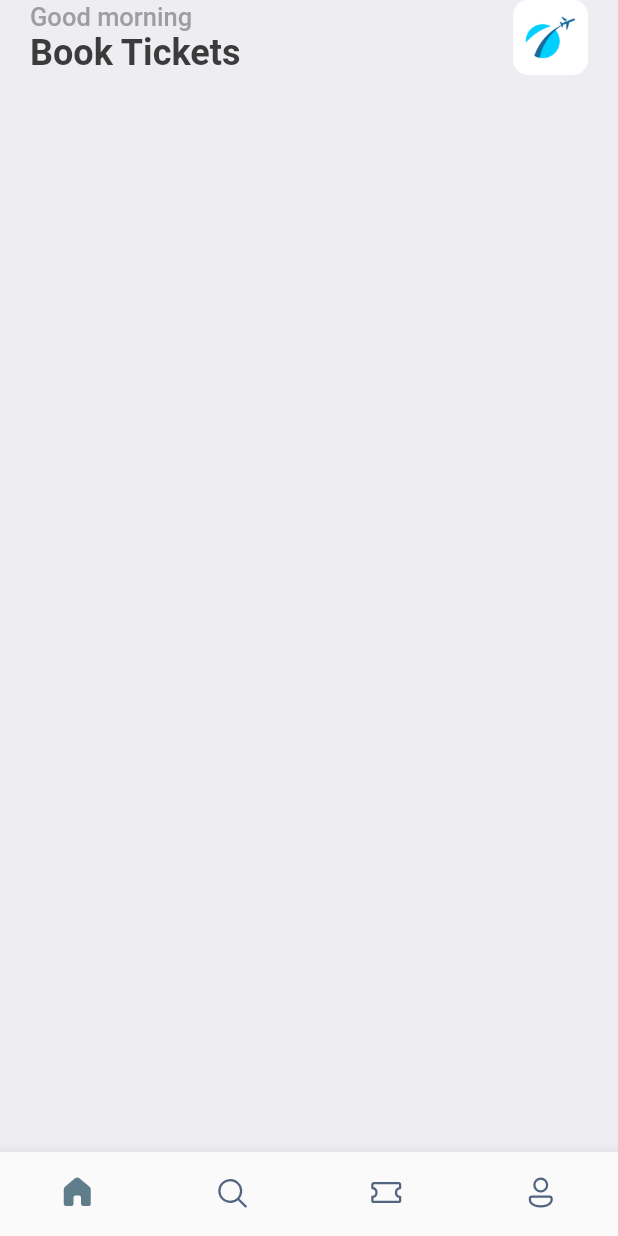
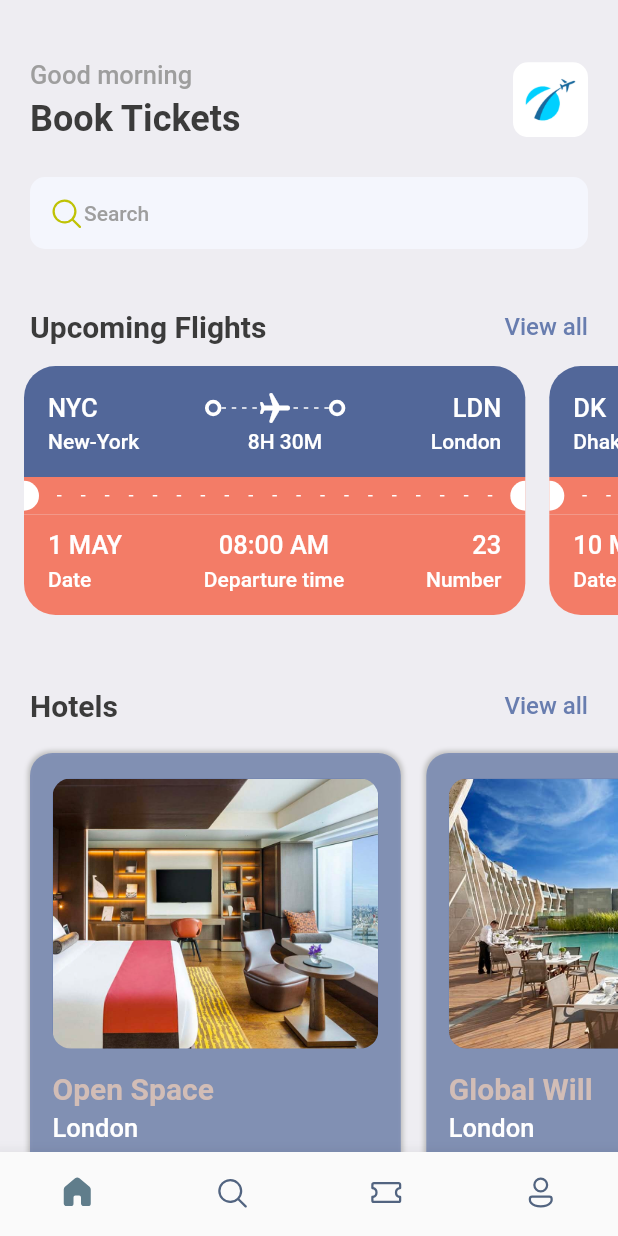
Before and after one commit to petprog/book-tickets, a Flutter app: the screen it shows after launch, on a phone screen of 412 x 824 dp. Run offline on Flutter 3.47's test engine with Material 2 defaults, Android fonts, the phone set to English and light mode, and no system bars; our stand-ins replace fluentui_icons, gap.

```diff
--- /dev/null
+++ b/lib/common/app_layout.dart
@@ -0,0 +1,7 @@
+import 'package:flutter/cupertino.dart';
+
+class AppLayout {
+  static Size getSize(BuildContext context) {
+    return MediaQuery.of(context).size;
+  }
+}
--- a/lib/common/app_styles.dart
+++ b/lib/common/app_styles.dart
@@ -6,7 +6,9 @@ class Styles {
   static Color primaryColor = primary;
   static Color textColor = const Color(0xFF3b3b3b);
   static Color bgColor = const Color(0xFFeeedf2);
-  static Color orangeColor = const Color(0xFF526799);
+  static Color blueColor = const Color(0xFF526799);
+  static Color orangeColor = const Color(0xFFF37C67);
+  static Color kakiColor = const Color(0xFFd2bdb6);
 
   static TextStyle textStyle = TextStyle(
     fontSize: 16,
--- a/lib/common/common.dart
+++ b/lib/common/common.dart
@@ -1 +1,2 @@
 export 'app_styles.dart';
+export 'app_layout.dart';
--- /dev/null
+++ b/lib/data/app_info_list.dart
@@ -0,0 +1,39 @@
+List<Map<String, dynamic>> hotelList = [
+  {
+    'image': 'one.png',
+    'place': 'Open Space',
+    'destination': 'London',
+    'price': 25
+  },
+  {
+    'image': 'two.png',
+    'place': 'Global Will',
+    'destination': 'London',
+    'price': 40
+  },
+  {
+    'image': 'three.png',
+    'place': 'Tallest Building',
+    'destination': 'Dubai',
+    'price': 68
+  },
+];
+
+List<Map<String, dynamic>> ticketList = [
+  {
+    'from': {'code': "NYC", 'name': "New-York"},
+    'to': {'code': "LDN", 'name': "London"},
+    'flying_time': '8H 30M',
+    'date': "1 MAY",
+    'departure_time': "08:00 AM",
+    "number": 23
+  },
+  {
+    'from': {'code': "DK", 'name': "Dhaka"},
+    'to': {'code': "SH", 'name': "Shanghai"},
+    'flying_time': '4H 20M',
+    'date': "10 MAY",
+    'departure_time': "09:00 AM",
+    "number": 45
+  },
+];
--- /dev/null
+++ b/lib/pages/home/home_page.dart
@@ -0,0 +1,143 @@
+import 'package:booktickets/pages/home/widgets/hotel_view.dart';
+import 'package:booktickets/pages/home/widgets/ticket_view.dart';
+import 'package:fluentui_icons/fluentui_icons.dart';
+import 'package:flutter/material.dart';
+import 'package:booktickets/common/common.dart';
+import 'package:gap/gap.dart';
+
+import '../../data/app_info_list.dart';
+
+class Homepage extends StatelessWidget {
+  const Homepage({Key? key}) : super(key: key);
+
+  @override
+  Widget build(BuildContext context) {
+    return Scaffold(
+      backgroundColor: Styles.bgColor,
+      body: ListView(
+        children: [
+          Container(
+            padding: const EdgeInsets.symmetric(horizontal: 20.0),
+            child: Column(
+              children: [
+                const Gap(40),
+                Row(
+                  mainAxisAlignment: MainAxisAlignment.spaceBetween,
+                  children: [
+                    Column(
+                      crossAxisAlignment: CrossAxisAlignment.start,
+                      children: [
+                        Text(
+                          "Good morning",
+                          style: Styles.headlineStyle3,
+                        ),
+                        const Gap(5),
+                        Text(
+                          "Book Tickets",
+                          style: Styles.headlineStyle1,
+                        ),
+                      ],
+                    ),
+                    Container(
+                      height: 50,
+                      width: 50,
+                      decoration: BoxDecoration(
+                        borderRadius: BorderRadius.circular(10),
+                        image: const DecorationImage(
+                          fit: BoxFit.fitHeight,
+                          image: AssetImage("assets/images/img1.png"),
+                        ),
+                      ),
+                    ),
+                  ],
+                ),
+                const Gap(25),
+                Container(
+                  padding: const EdgeInsets.all(12),
+                  decoration: BoxDecoration(
+                      borderRadius: BorderRadius.circular(10),
+                      color: const Color(0xFFf4F6FD)),
+                  child: Row(
+                    children: [
+                      const Icon(
+                        FluentSystemIcons.ic_fluent_search_regular,
+                        color: Color(0XFFBFC205),
+                      ),
+                      Text(
+                        "Search",
+                        style: Styles.headlineStyle4,
+                      )
+                    ],
+                  ),
+                ),
+                const Gap(40),
+                Row(
+                  mainAxisAlignment: MainAxisAlignment.spaceBetween,
+                  children: [
+                    Text(
+                      "Upcoming Flights",
+                      style: Styles.headlineStyle2,
+                    ),
+                    InkWell(
+                      onTap: () {
+                        print("You are tapped");
+                      },
+                      child: Text(
+                        "View all",
+                        style: Styles.textStyle
+                            .copyWith(color: Styles.primaryColor),
+                      ),
+                    ),
+                  ],
+                ),
+              ],
+            ),
+          ),
+          const Gap(15),
+          SingleChildScrollView(
+            scrollDirection: Axis.horizontal,
+            padding: const EdgeInsets.only(left: 16),
+            child: Row(
+                children: ticketList
+                    .map((ticket) => TicketView(
+                          ticket: ticket,
+                        ))
+                    .toList()),
+          ),
+          const Gap(15),
+          Padding(
+            padding: const EdgeInsets.symmetric(horizontal: 20),
+            child: Row(
+              mainAxisAlignment: MainAxisAlignment.spaceBetween,
+              children: [
+                Text(
+                  "Hotels",
+                  style: Styles.headlineStyle2,
+                ),
+                InkWell(
+                  onTap: () {
+                    print("You are tapped");
+                  },
+                  child: Text(
+                    "View all",
+                    style:
+                        Styles.textStyle.copyWith(color: Styles.primaryColor),
+                  ),
+                ),
+              ],
+            ),
+          ),
+          const Gap(15),
+          SingleChildScrollView(
+            scrollDirection: Axis.horizontal,
+            padding: const EdgeInsets.only(left: 20),
+            child: Row(
+              children:
+                  hotelList.map((hotel) => HotelView(hotel: hotel)).toList(),
+            ),
+          ),
+        ],
+      ),
+    );
+  }
+}
--- /dev/null
+++ b/lib/pages/home/widgets/hotel_view.dart
@@ -0,0 +1,65 @@
+import 'package:booktickets/common/app_layout.dart';
+import 'package:flutter/material.dart';
+import 'package:gap/gap.dart';
+
+import '../../../common/app_styles.dart';
+
+class HotelView extends StatelessWidget {
+  final Map<String, dynamic> hotel;
+  const HotelView({Key? key, required this.hotel}) : super(key: key);
+
+  @override
+  Widget build(BuildContext context) {
+    final size = AppLayout.getSize(context);
+    return Container(
+      margin: const EdgeInsets.only(right: 17, top: 5, bottom: 15),
+      padding: const EdgeInsets.symmetric(horizontal: 15, vertical: 17),
+      width: size.width * 0.6,
+      height: 350,
+      decoration: BoxDecoration(
+        borderRadius: BorderRadius.circular(15),
+        color: Styles.primaryColor.withOpacity(0.7),
+        boxShadow: [
+          BoxShadow(
+            color: Colors.grey.shade400,
+            blurRadius: 2,
+            spreadRadius: 1,
+          ),
+        ],
+      ),
+      child: Column(
+        crossAxisAlignment: CrossAxisAlignment.start,
+        children: [
+          Container(
+            height: 180,
+            decoration: BoxDecoration(
+              borderRadius: BorderRadius.circular(12),
+              color: Styles.primaryColor.withOpacity(0.8),
+              image: DecorationImage(
+                fit: BoxFit.cover,
+                image: AssetImage("assets/images/${hotel["image"]}"),
+              ),
+            ),
+          ),
+          const Gap(15),
+          Text(
+            hotel["place"],
+            style: Styles.headlineStyle2.copyWith(color: Styles.kakiColor),
+          ),
+          const Gap(5),
+          Text(
+            hotel["destination"],
+            style: Styles.headlineStyle3.copyWith(
+              color: Colors.white,
+            ),
+          ),
+          const Gap(8),
+          Text(
+            "\$${hotel["price"]}/night",
+            style: Styles.headlineStyle1.copyWith(color: Styles.kakiColor),
+          )
+        ],
+      ),
+    );
+  }
+}
--- /dev/null
+++ b/lib/pages/home/widgets/ticket_view.dart
@@ -0,0 +1,226 @@
+import 'package:booktickets/widgets/thick_container.dart';
+import 'package:flutter/material.dart';
+import 'package:booktickets/common/common.dart';
+import 'dart:math';
+
+import 'package:gap/gap.dart';
+
+class TicketView extends StatelessWidget {
+  final Map<String, dynamic> ticket;
+  const TicketView({Key? key, required this.ticket}) : super(key: key);
+
+  @override
+  Widget build(BuildContext context) {
+    final size = AppLayout.getSize(context);
+    return SizedBox(
+      width: size.width * 0.85,
+      height: 200,
+      child: Container(
+        margin: const EdgeInsets.only(right: 16),
+        child: Column(
+          children: [
+            Container(
+              decoration: BoxDecoration(
+                color: Styles.blueColor,
+                borderRadius: const BorderRadius.only(
+                    topLeft: Radius.circular(21),
+                    topRight: Radius.circular(21)),
+              ),
+              padding: const EdgeInsets.all(16),
+              child: Column(
+                children: [
+                  Row(
+                    children: [
+                      Text(
+                        ticket["from"]["code"],
+                        style:
+                            Styles.headlineStyle3.copyWith(color: Colors.white),
+                      ),
+                      const Spacer(),
+                      const ThickContainer(),
+                      Expanded(
+                        child: Stack(children: [
+                          SizedBox(height: 24, child: _dashesLine(division: 6)),
+                          Center(
+                            child: Transform.rotate(
+                              angle: pi / 2,
+                              child: const Icon(Icons.local_airport_rounded,
+                                  color: Colors.white),
+                            ),
+                          ),
+                        ]),
+                      ),
+                      const ThickContainer(),
+                      const Spacer(),
+                      Text(
+                        ticket["to"]["code"],
+                        style:
+                            Styles.headlineStyle3.copyWith(color: Colors.white),
+                      ),
+                    ],
+                  ),
+                  const Gap(2),
+                  Row(
+                    mainAxisAlignment: MainAxisAlignment.spaceBetween,
+                    children: [
+                      SizedBox(
+                        child: Text(
+                          ticket["from"]["name"],
+                          style: Styles.headlineStyle4
+                              .copyWith(color: Colors.white),
+                        ),
+                      ),
+                      Text(
+                        ticket["flying_time"],
+                        style: Styles.headlineStyle4.copyWith(
+                          color: Colors.white,
+                        ),
+                      ),
+                      SizedBox(
+                        child: Text(
+                          ticket["to"]["name"],
+                          style: Styles.headlineStyle4
+                              .copyWith(color: Colors.white),
+                        ),
+                      ),
+                    ],
+                  ),
+                ],
+              ),
+            ),
+            Container(
+              color: Styles.orangeColor,
+              child: Row(
+                children: [
+                  const SizedBox(
+                    height: 20,
+                    width: 10,
+                    child: DecoratedBox(
+                      decoration: BoxDecoration(
+                        color: Colors.white,
+                        borderRadius: BorderRadius.only(
+                          topRight: Radius.circular(10),
+                          bottomRight: Radius.circular(10),
+                        ),
+                      ),
+                    ),
+                  ),
+                  Expanded(
+                      child: Padding(
+                    padding: const EdgeInsets.all(12.0),
+                    child: _dashesLine(division: 15),
+                  )),
+                  const SizedBox(
+                    height: 20,
+                    width: 10,
+                    child: DecoratedBox(
+                      decoration: BoxDecoration(
+                        color: Colors.white,
+                        borderRadius: BorderRadius.only(
+                          topLeft: Radius.circular(10),
+                          bottomLeft: Radius.circular(10),
+                        ),
+                      ),
+                    ),
+                  ),
+                ],
+              ),
+            ),
+            Container(
+              decoration: BoxDecoration(
+                color: Styles.orangeColor,
+                borderRadius: const BorderRadius.only(
+                    bottomLeft: Radius.circular(21),
+                    bottomRight: Radius.circular(21)),
+              ),
+              padding: const EdgeInsets.only(
+                top: 10,
+                left: 16,
+                right: 16,
+                bottom: 16,
+              ),
+              child: Column(
+                children: [
+                  Row(
+                    mainAxisAlignment: MainAxisAlignment.spaceBetween,
+                    children: [
+                      Column(
+                        crossAxisAlignment: CrossAxisAlignment.start,
+                        children: [
+                          Text(
+                            ticket["date"],
+                            style: Styles.headlineStyle3
+                                .copyWith(color: Colors.white),
+                          ),
+                          const Gap(5),
+                          Text(
+                            "Date",
+                            style: Styles.headlineStyle4
+                                .copyWith(color: Colors.white),
+                          ),
+                        ],
+                      ),
+                      Column(
+                        crossAxisAlignment: CrossAxisAlignment.center,
+                        children: [
+                          Text(
+                            ticket["departure_time"],
+                            style: Styles.headlineStyle3
+                                .copyWith(color: Colors.white),
+                          ),
+                          const Gap(5),
+                          Text(
+                            "Departure time",
+                            style: Styles.headlineStyle4
+                                .copyWith(color: Colors.white),
+                          ),
+                        ],
+                      ),
+                      Column(
+                        crossAxisAlignment: CrossAxisAlignment.end,
+                        children: [
+                          Text(
+                            '${ticket["number"]}',
+                            style: Styles.headlineStyle3
+                                .copyWith(color: Colors.white),
+                          ),
+                          const Gap(5),
+                          Text(
+                            "Number",
+                            style: Styles.headlineStyle4
+                                .copyWith(color: Colors.white),
+                          ),
+                        ],
+                      ),
+                    ],
+                  ),
+                ],
+              ),
+            ),
+          ],
+        ),
+      ),
+    );
+  }
+
+  Widget _dashesLine({required int division}) {
+    return LayoutBuilder(
+      builder: (BuildContext context, BoxConstraints constraints) {
+        return Flex(
+          direction: Axis.horizontal,
+          mainAxisAlignment: MainAxisAlignment.spaceBetween,
+          children: List.generate(
+            (constraints.constrainWidth() / division).floor(),
+            (index) => const SizedBox(
+              width: 3,
+              height: 1,
+              child: DecoratedBox(
+                decoration: BoxDecoration(color: Colors.white),
+              ),
+            ),
+          ),
+        );
+      },
+    );
+  }
+}
--- a/lib/pages/home_page.dart
+++ /dev/null
@@ -1,53 +0,0 @@
-import 'package:flutter/material.dart';
-import 'package:booktickets/common/common.dart';
-
-class Homepage extends StatelessWidget {
-  const Homepage({Key? key}) : super(key: key);
-
-  @override
-  Widget build(BuildContext context) {
-    return Scaffold(
-      backgroundColor: Styles.bgColor,
-      body: ListView(
-        children: [
-          Container(
-            padding: const EdgeInsets.symmetric(horizontal: 20.0),
-            child: Column(
-              children: [
-                Row(
-                  mainAxisAlignment: MainAxisAlignment.spaceBetween,
-                  children: [
-                    Column(
-                      crossAxisAlignment: CrossAxisAlignment.start,
-                      children: [
-                        Text(
-                          "Good morning",
-                          style: Styles.headlineStyle3,
-                        ),
-                        Text(
-                          "Book Tickets",
-                          style: Styles.headlineStyle1,
-                        ),
-                      ],
-                    ),
-                    Container(
-                      height: 50,
-                      width: 50,
-                      decoration: BoxDecoration(
-                        borderRadius: BorderRadius.circular(10),
-                        image: const DecorationImage(
-                          fit: BoxFit.fitHeight,
-                          image: AssetImage("assets/images/img1.png"),
-                        ),
-                      ),
-                    ),
-                  ],
-                ),
-              ],
-            ),
-          ),
-        ],
-      ),
-    );
-  }
-}
--- a/lib/pages/pages.dart
+++ b/lib/pages/pages.dart
@@ -1 +1 @@
-export 'home_page.dart';
+export 'home/home_page.dart';
--- /dev/null
+++ b/lib/widgets/thick_container.dart
@@ -0,0 +1,19 @@
+import 'package:flutter/material.dart';
+
+class ThickContainer extends StatelessWidget {
+  const ThickContainer({Key? key}) : super(key: key);
+
+  @override
+  Widget build(BuildContext context) {
+    return Container(
+      padding: const EdgeInsets.all(3.0),
+      decoration: BoxDecoration(
+        borderRadius: BorderRadius.circular(20),
+        border: Border.all(
+          width: 2.5,
+          color: Colors.white,
+        ),
+      ),
+    );
+  }
+}
--- a/pubspec.yaml
+++ b/pubspec.yaml
@@ -35,6 +35,8 @@ dependencies:
   # Use with the CupertinoIcons class for iOS style icons.
   cupertino_icons: ^1.0.2
   fluentui_icons: ^1.0.0
+  get:
+  gap: ^2.0.0
 
 dev_dependencies:
   flutter_test:
```
Also changed, not shown: pubspec.lock.
